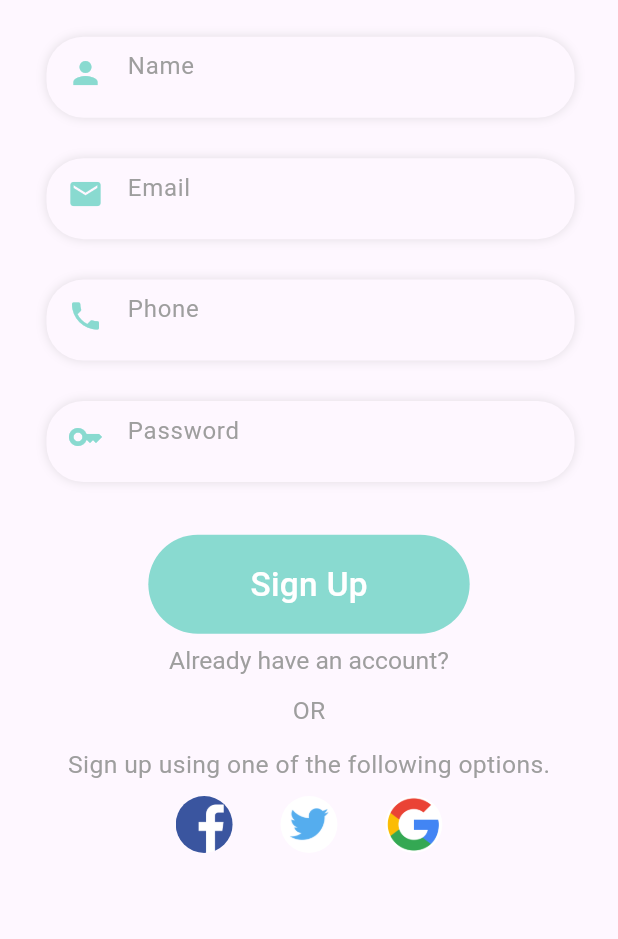
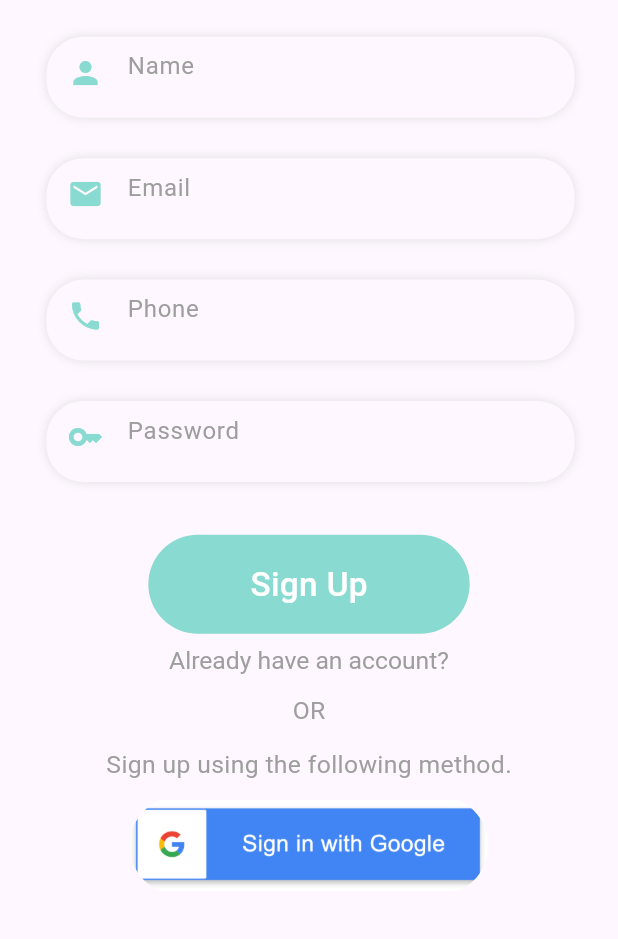
Before and after one commit to Wenster007/Food_Delivery_with_Backend, a Flutter app: the SignUpPage screen opened directly, on a phone screen of 412 x 824 dp, the part 297-1236 px from its top. Run offline on Flutter 3.47's test engine with Material 2 defaults, Android fonts, the phone set to English and light mode, and no system bars; our stand-ins replace dots_indicator, firebase_auth, firebase_core, firebase_database, firebase_storage, fluttertoast and 5 more; accounts and stored records are empty; network calls fail.

Commit message:
Implemented SignUp through google option.

```diff
--- a/lib/pages/login/sign_up_page.dart
+++ b/lib/pages/login/sign_up_page.dart
@@ -18,7 +18,6 @@ class SignUpPage extends StatelessWidget {
     final nameController = TextEditingController();
     final phoneController = TextEditingController();
 
-    final List<String> imageOfLoginOptions = ["f.png", "t.png", "g.png"];
 
     return Scaffold(
       body: SingleChildScrollView(
@@ -155,8 +154,6 @@ class SignUpPage extends StatelessWidget {
                   ),
                 )),
 
-
-
             SizedBox(
               height: Dimensions.height * 0.01,
             ),
@@ -183,28 +180,29 @@ class SignUpPage extends StatelessWidget {
               height: Dimensions.height * 0.015,
             ),
             Text(
-              "Sign up using one of the following options.",
+              "Sign up using the following method.",
               style: TextStyle(
                   fontSize: Dimensions.height * 0.02, color: Colors.grey),
             ),
             SizedBox(
               height: Dimensions.height * 0.01,
             ),
-            Wrap(
-              children: List.generate(
-                3,
-                (index) => Padding(
-                  padding: const EdgeInsets.symmetric(horizontal: 16),
-                  child: CircleAvatar(
-                    radius: Dimensions.height * 0.023,
-                    backgroundImage: AssetImage(
-                      "assets/images/${imageOfLoginOptions[index]}",
-                    ),
-                    backgroundColor: Colors.white,
-                  ),
+
+            GestureDetector(
+              onTap: () async {
+                await Get.find<UserController>().loginThroughGoogle();
+              },
+              child: Container(
+                width: Dimensions.height * 0.29,
+                height: Dimensions.height * 0.08,
+                decoration: BoxDecoration(
+                  image: const DecorationImage(image: AssetImage("assets/images/g2.png")),
+                  borderRadius:
+                  BorderRadius.circular(Dimensions.height * 0.15),
                 ),
               ),
-            )
+            ),
+
           ],
         ),
       ),
--- a/pubspec.yaml
+++ b/pubspec.yaml
@@ -45,6 +45,7 @@ dependencies:
   firebase_database: ^10.2.5
   image_picker: ^1.0.2
   firebase_storage: ^11.2.6
+  google_sign_in: ^6.1.5
 
 dev_dependencies:
   flutter_test:
```
Also changed, not shown: lib/controller/user_controller.dart (+6 -3 lines), lib/data/repository/user_repo.dart (+74 -9 lines), lib/pages/profile/profile_page.dart (+10 -14 lines), assets/images/g2.png (added), pubspec.lock.
